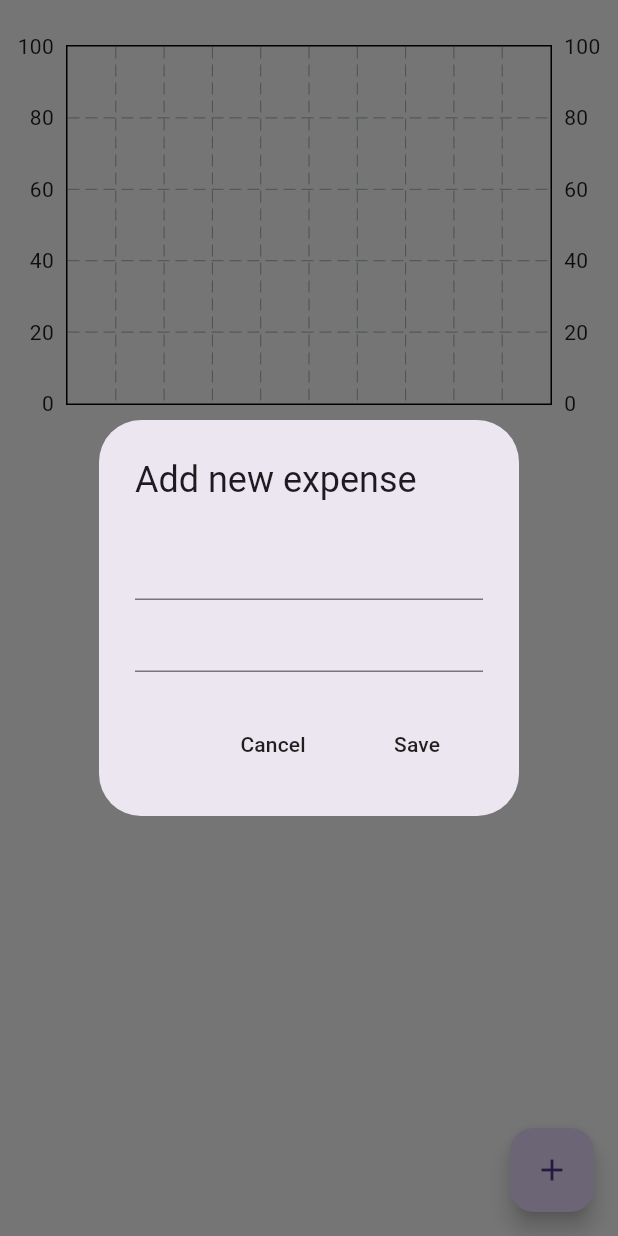
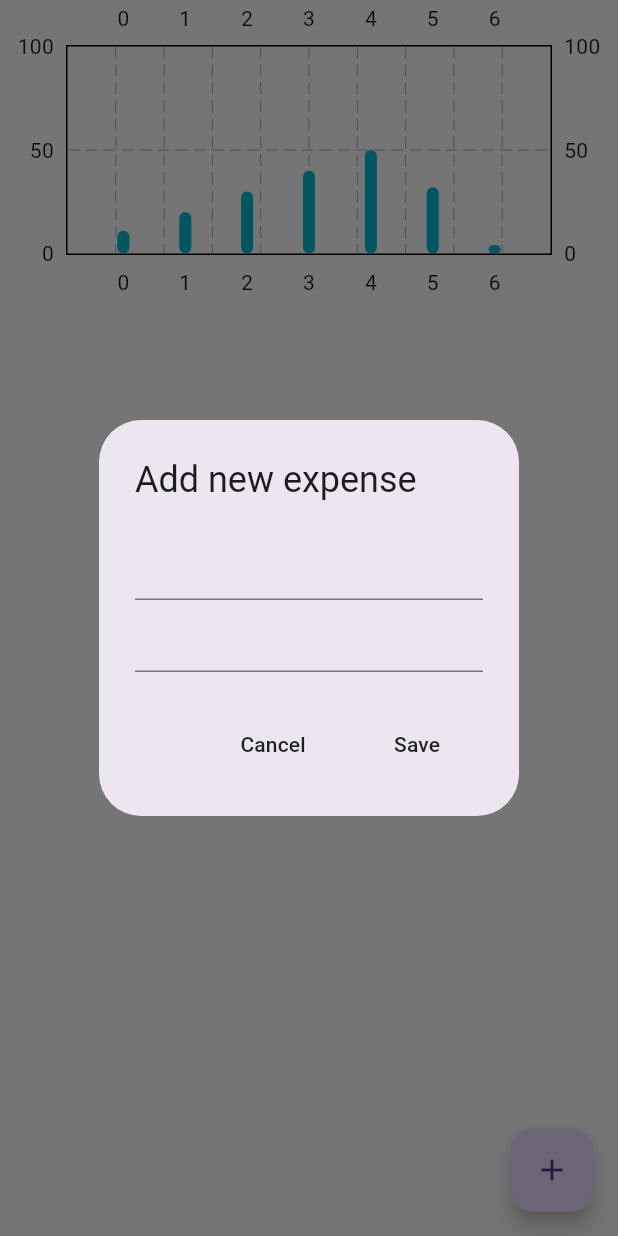
Before and after one commit to nomispal/Trackify, a Flutter app: the screen it shows after launch, after a tap on the "add" icon, on a phone screen of 412 x 824 dp. Run offline on Flutter 3.47's test engine with Material 3 defaults, Android fonts, the phone set to English and light mode, and no system bars; drawn by our look-alikes of fl_chart.

Commit message:
BarGraph Working

```diff
--- a/lib/bar_graph/bar_data.dart
+++ b/lib/bar_graph/bar_data.dart
@@ -24,26 +24,28 @@ class BarData{
 
   //initialize bar data
   void intializeBarData(){
+
+    barData=[
     // Bar Graph data for Sunday
-    indiviualBar(x: 0, y: sunAmount);
+    indiviualBar(x: 0, y: sunAmount),
 
     // Bar Graph data for monday
-    indiviualBar(x: 1, y: monAmount);
+    indiviualBar(x: 1, y: monAmount),
 
     // Bar Graph data for tuesday
-    indiviualBar(x: 2, y: tuesAmount);
+    indiviualBar(x: 2, y: tuesAmount),
 
     // Bar Graph data for wednesday
-    indiviualBar(x: 3, y: wedAmount);
+    indiviualBar(x: 3, y: wedAmount),
 
     // Bar Graph data for thursday
-    indiviualBar(x: 4, y: thusAmount);
+    indiviualBar(x: 4, y: thusAmount),
 
     // Bar Graph data for friday
-    indiviualBar(x: 5, y: friAmount);
+    indiviualBar(x: 5, y: friAmount),
 
     // Bar Graph data for saturday
-    indiviualBar(x: 6, y: satAmount);
-
+    indiviualBar(x: 6, y: satAmount),
+  ];
   }
 }
--- a/lib/bar_graph/bar_graph.dart
+++ b/lib/bar_graph/bar_graph.dart
@@ -3,7 +3,7 @@ import 'package:flutter/material.dart';
 import 'package:trackify/bar_graph/bar_data.dart';
 
 class MyBarGraph extends StatelessWidget {
-  final double maxY;
+  final double? maxY;
   final double sunAmount;
   final double monAmount;
   final double tuesAmount;
--- a/lib/components/expense_summary.dart
+++ b/lib/components/expense_summary.dart
@@ -2,6 +2,7 @@ import 'package:flutter/material.dart';
 import 'package:provider/provider.dart';
 import 'package:trackify/bar_graph/bar_graph.dart';
 import 'package:trackify/data/expense_data.dart';
+import 'package:trackify/date_time/date_time_helper.dart';
 
 class ExpenseSummary extends StatelessWidget {
   final DateTime startOfWeek;
@@ -9,9 +10,18 @@ class ExpenseSummary extends StatelessWidget {
 
   @override
   Widget build(BuildContext context) {
+    // get yyyymmdd for each day of the week
+    String sunday = convertDateTimeToString(startOfWeek.add(const Duration(days: 0)));
+    String monday = convertDateTimeToString(startOfWeek.add(const Duration(days: 1)));
+    String tuesday = convertDateTimeToString(startOfWeek.add(const Duration(days: 2)));
+    String wednesday = convertDateTimeToString(startOfWeek.add(const Duration(days: 3)));
+    String thursday = convertDateTimeToString(startOfWeek.add(const Duration(days: 4)));
+    String friday = convertDateTimeToString(startOfWeek.add(const Duration(days: 5)));
+    String saturday = convertDateTimeToString(startOfWeek.add(const Duration(days: 6)));
+
     return Consumer<ExpenseData>(
-        builder: (context, value, child) => const SizedBox(
-          height: 300,
+        builder: (context, value, child) =>  const SizedBox(
+          height: 200,
           child: MyBarGraph(
               maxY: 100,
               monAmount: 20,
```
